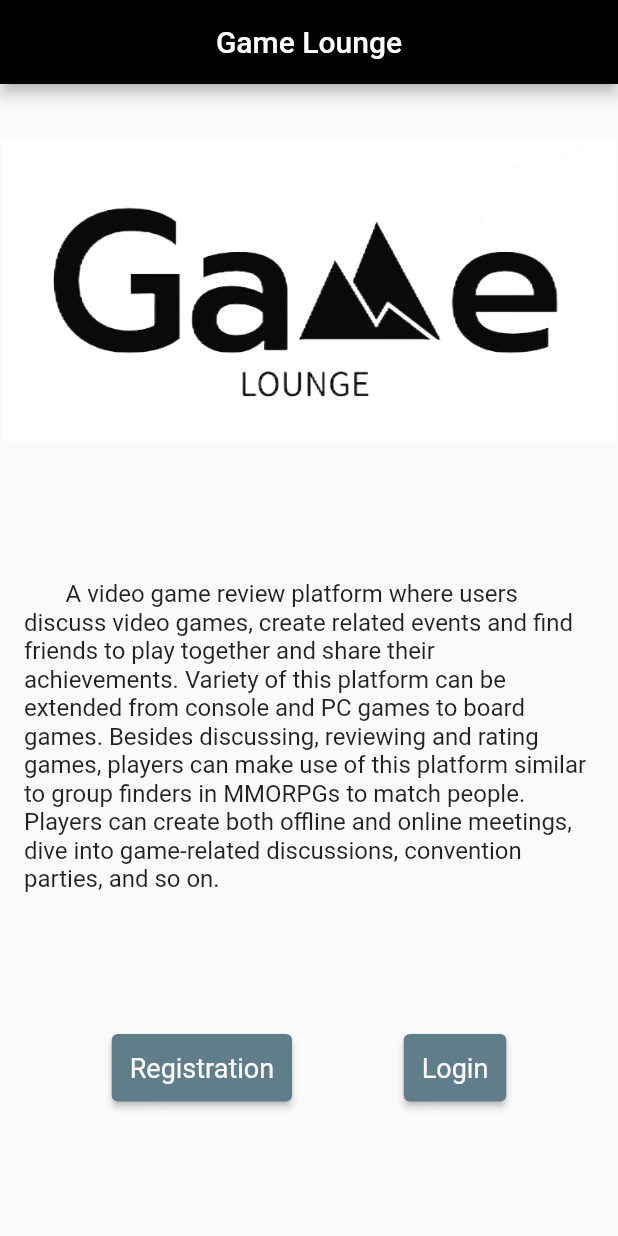
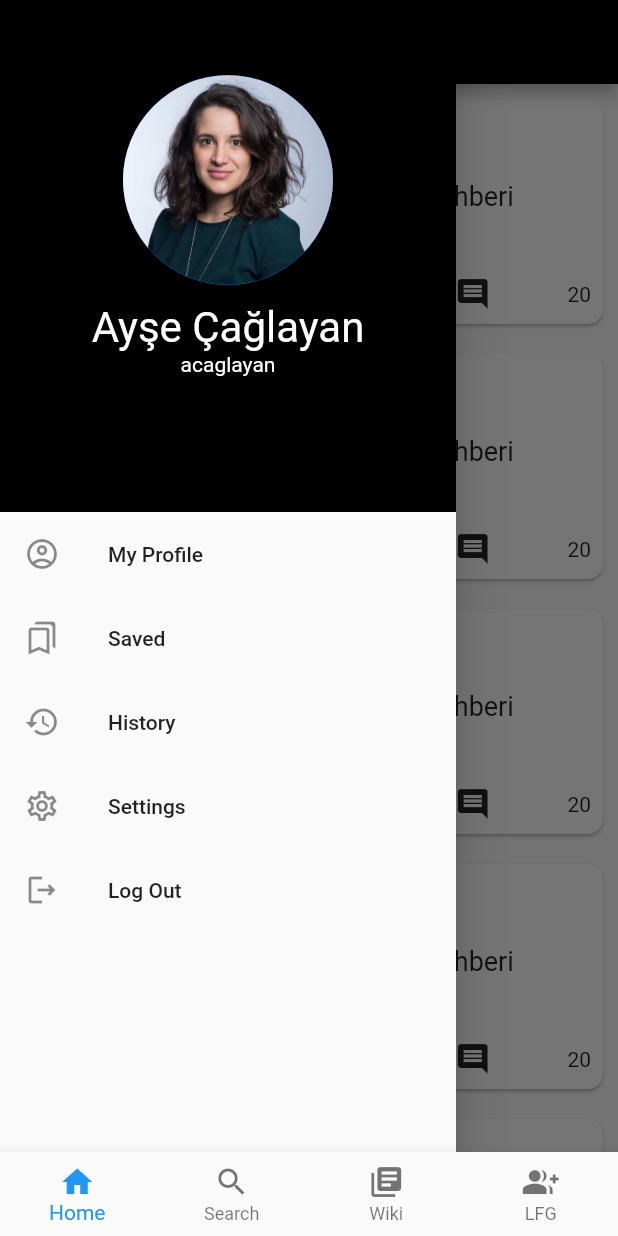
Before and after one commit to bounswe/bounswe2023group6, a Flutter app: the screen it shows after launch, with the side drawer open (before the commit the screen has no drawer), on a phone screen of 412 x 824 dp. Run offline on Flutter 3.47's test engine with Material 2 defaults, Android fonts, the light colour scheme and no system bars.

Commit message:
created home page, drawer, bottomnavbar

```diff
--- a/app/mobile/lib/main.dart
+++ b/app/mobile/lib/main.dart
@@ -1,5 +1,7 @@
 import 'package:flutter/material.dart';
-import 'presentation/pages/home_page.dart';
+import 'package:mobile/presentation/pages/home_page.dart';
+import 'package:mobile/presentation/pages/main_screen.dart';
+import 'presentation/pages/auth_page_demo.dart';
 import 'presentation/pages/registration_page.dart';
 import 'presentation/pages/login_page.dart';
 import 'presentation/widgets/app_bar_widget.dart';
@@ -24,14 +26,14 @@ class MainApp extends StatelessWidget {
       initialRoute: '/',
       // Define the routes for your app
       routes: {
-        '/': (context) => const HomePage(), // Home page
+        '/': (context) => const MainScreen(), // Home page
+        '/auth': (context) => const AuthPageDemo(),
         '/registration': (context) => RegistrationPage(),
         '/login': (context) => LoginPage(),
       },
       // Set the CustomAppBar as the app bar for all pages
       builder: (context, child) {
         return Scaffold(
-          appBar: const CustomAppBar(title: TextConstants.titleText),
           body: child,
         );
       },
--- a/app/mobile/lib/presentation/pages/home_page.dart
+++ b/app/mobile/lib/presentation/pages/home_page.dart
@@ -1,61 +1,89 @@
 import 'package:flutter/material.dart';
-import 'package:mobile/presentation/widgets/button_widget.dart';
-import '../../constants/text_constants.dart';
+import 'package:mobile/constants/text_constants.dart';
 
-class HomePage extends StatelessWidget {
+import 'package:mobile/presentation/widgets/app_bar_widget.dart';
+import 'package:mobile/presentation/widgets/drawer_widget.dart';
+
+
+class HomePage extends StatefulWidget {
   const HomePage({super.key});
 
   @override
+  State<HomePage> createState() => _HomePageState();
+}
+
+class _HomePageState extends State<HomePage> {
+  var isLoggedIn = true;
+
+  @override
   Widget build(BuildContext context) {
-    return Scaffold(
-      body: Center(
-        child: Column(
-          mainAxisAlignment: MainAxisAlignment.spaceAround,
-          children: <Widget>[
-            // First Row: Logo
-            Container(
-              width: 600,
-              height: 200,
-              decoration: const BoxDecoration(
-                image: DecorationImage(
-                  image: AssetImage('lib/assets/logo.png'),
-                ),
-              ),
-            ),
+    return  Scaffold(
+      appBar: const CustomAppBar(title: TextConstants.titleText),
+      drawer: const CustomDrawer(),
+      body:ListView(
+        children: const [
+          PostCard(),
+          PostCard(),
+          PostCard(),
+          PostCard(),
+          PostCard(),
+          PostCard(),
+        ],
+      )
+    );
+  }
+}
 
-            // Second Row: Description
-            const Padding(
-              padding: EdgeInsets.all(16.0),
-              child: Text(
-              TextConstants.descriptionText,
-              style: TextStyle(fontSize: 16),
-              ),
-            ),
 
-            // Third Row: Registration and Login Buttons
-            Padding(
-              padding: const EdgeInsets.only(bottom: 50.0), // Adjust the value as needed
-              child: Row(
-                mainAxisAlignment: MainAxisAlignment.spaceEvenly,
-                children: <Widget>[
-                  Button(
-                    label: 'Registration',
-                    onPressed: () {
-                      Navigator.pushNamed(context, '/registration');
-                    },
-                  ),
-                  Button(
-                    label: 'Login',
-                    onPressed: () {
-                      Navigator.pushNamed(context, '/login');
-                    },
+class PostCard extends StatelessWidget {
+  const PostCard({
+    super.key,
+  });
+
+  @override
+  Widget build(BuildContext context) {
+    return Card(
+      margin: const EdgeInsets.all(10),
+      shape: RoundedRectangleBorder(borderRadius: BorderRadius.circular(10)),
+      child:  const SizedBox(
+        height: 150,
+        child: Padding(
+          padding: EdgeInsets.all(8.0),
+          child: Column(
+            mainAxisAlignment: MainAxisAlignment.spaceBetween,
+            children: [
+              Row(
+                children: [
+                  Icon(Icons.verified_user_outlined),
+                  Align(
+                    alignment: Alignment.centerLeft,
+                    child: Text('Username . 8hr',style: TextStyle(fontSize: 15)),
                   ),
                 ],
               ),
-            )
-
-          ],
-        ),
+              Center(child: SizedBox()),
+              Align(
+                alignment: Alignment.topLeft,
+                child: Text("Usta oyuncudan mid line oynama rehberi fdsafdfdfdf fdf  fd fd f df d f df",style: TextStyle(fontSize: 18)),
+              ),
+              SizedBox(),
+              Row(
+                mainAxisAlignment: MainAxisAlignment.spaceBetween,
+                children: [
+                  Icon(Icons.thumb_up_alt_rounded),
+                  Align(
+                    alignment: Alignment.centerLeft,
+                    child: Text("15",style: TextStyle(fontSize: 15)),
+                  ),
+                  Icon(Icons.thumb_down_alt_rounded),
+                  Text("20"),
+                  Icon(Icons.comment),
+                  Text("20"),
+                ],
+              )
+            ]
+          ),
+        ) ,
       ),
     );
   }
--- a/app/mobile/lib/presentation/pages/login_page.dart
+++ b/app/mobile/lib/presentation/pages/login_page.dart
@@ -40,7 +40,7 @@ class _LoginPageState extends State<LoginPage> {
   @override
   Widget build(BuildContext context) {
     return Scaffold(
-      appBar: CustomAppBar(
+      appBar: const CustomAppBar(
         title: 'Login',
         showBackButton: true,
       ),
--- /dev/null
+++ b/app/mobile/lib/presentation/pages/main_screen.dart
@@ -0,0 +1,45 @@
+import 'package:flutter/material.dart';
+import 'package:mobile/presentation/pages/lfg_page.dart';
+import 'package:mobile/presentation/pages/search_page.dart';
+import 'package:mobile/presentation/pages/game_page.dart';
+import 'package:mobile/presentation/pages/home_page.dart';
+
+class MainScreen extends StatefulWidget {
+  const MainScreen({super.key});
+
+  @override
+  State<MainScreen> createState() => _MainScreenState();
+}
+
+class _MainScreenState extends State<MainScreen> {
+  int _selectedIndex = 0;
+
+  final List<Widget> _widgetOptions = <Widget>[
+    const HomePage(),
+    const SearchPage(),
+    const GamePage(),
+    const LFGPage()
+  ];
+
+  @override
+  Widget build(BuildContext context) {
+    return Scaffold(
+      bottomNavigationBar: BottomNavigationBar(
+        type: BottomNavigationBarType.fixed,
+        currentIndex: _selectedIndex,
+        items: const [
+          BottomNavigationBarItem(icon: Icon(Icons.home), label: "Home",),
+          BottomNavigationBarItem(icon: Icon(Icons.search), label: "Search"),
+          BottomNavigationBarItem(icon: Icon(Icons.library_books), label: "Wiki"),
+          BottomNavigationBarItem(icon: Icon(Icons.group_add), label: "LFG"),
+        ],
+        onTap: (index) {
+          setState(() {
+            _selectedIndex = index;
+          });
+        }
+      ),
+      body: _widgetOptions.elementAt(_selectedIndex),
+    );
+  }
+}
--- a/app/mobile/lib/presentation/widgets/app_bar_widget.dart
+++ b/app/mobile/lib/presentation/widgets/app_bar_widget.dart
@@ -8,7 +8,7 @@ class CustomAppBar extends StatelessWidget implements PreferredSizeWidget {
   const CustomAppBar({
     Key? key,
     required this.title,
-    this.showBackButton = false,
+    this.showBackButton = true,
   }) : super(key: key);
 
   @override
--- /dev/null
+++ b/app/mobile/lib/presentation/widgets/drawer_widget.dart
@@ -0,0 +1,195 @@
+import 'package:flutter/material.dart';
+
+import 'package:mobile/presentation/pages/login_page.dart';
+import 'package:mobile/presentation/pages/registration_page.dart';
+
+
+class CustomDrawer extends StatelessWidget {
+  const CustomDrawer({
+    super.key,
+  });
+
+  @override
+  Widget build(BuildContext context) {
+    return const LoggedDrawer();
+  }
+}
+
+class LoggedDrawer extends StatelessWidget {
+  const LoggedDrawer({
+    super.key,
+  });
+
+  @override
+  Widget build(BuildContext context) {
+    return Drawer(
+      child: Column(
+        crossAxisAlignment: CrossAxisAlignment.stretch,
+        children: [
+          Expanded(
+            flex: 4,
+            child: Material(
+              color: Colors.black, // This will change
+              child: InkWell(
+                child: Container(
+                  padding: EdgeInsets.only(
+                    top: MediaQuery.of(context).padding.top,
+                    bottom: 24
+                  ),
+                  child:  Column(
+                    children: [
+                      const SizedBox(height: 50 ,),
+                      CircleAvatar(
+                        radius: 70,
+                        child: ClipOval(
+                          child: Image.asset(
+                            "lib/assets/aysecaglayan.png",
+                            fit: BoxFit.cover,
+                          ),
+                        ),
+                      ),
+                      const SizedBox(height: 12,),
+                      const Text('Ayşe Çağlayan',
+                        style: TextStyle(
+                          fontSize: 28,
+                          color: Colors.white
+                        ),
+                      ),
+                      const Text('acaglayan',
+                        style: TextStyle(
+                            fontSize: 14,
+                            color: Colors.white
+                        ),
+                      ),
+                    ],
+                  ),
+                ),
+              )
+            ),
+          ),
+          const Expanded(
+            flex: 5,
+            child: Column(
+              children: [
+                ListTile(
+                  leading: Icon(Icons.account_circle_outlined),
+                  title: Text('My Profile'),
+                ),
+                ListTile(
+                  leading: Icon(Icons.bookmarks_outlined),
+                  title: Text('Saved'),
+                ),
+                ListTile(
+                  leading: Icon(Icons.history),
+                  title: Text('History'),
+
+                ),
+                ListTile(
+                  leading: Icon(Icons.settings_outlined),
+                  title: Text('Settings'),
+                ),
+                ListTile(
+                  leading: Icon(Icons.logout_outlined),
+                  title: Text('Log Out'),
+                ),
+              ],
+            ),
+          )
+        ],
+      ),
+    );
+  }
+}
+
+
+
+class GuestDrawer extends StatelessWidget {
+  const GuestDrawer({
+    super.key,
+  });
+
+  @override
+  Widget build(BuildContext context) {
+    return Drawer(
+      child: Column(
+        crossAxisAlignment: CrossAxisAlignment.stretch,
+        children: [
+          Expanded(
+            flex: 4,
+            child: Material(
+              color: Colors.black, // This will change
+              child: InkWell(
+                child: Container(
+                  padding: EdgeInsets.only(
+                    top: MediaQuery.of(context).padding.top,
+                    bottom: 24
+                  ),
+                  child: const Column(
+                    children: [
+                      SizedBox(height: 50 ,),
+                      CircleAvatar(
+                        backgroundColor: Colors.black,
+                        radius: 60,
+                        child: Icon(
+                          Icons.account_circle,
+                          size: 130,
+                          color: Colors.white,
+                        ),
+                      ),
+                      SizedBox(height: 12,),
+                      Text('Guest',
+                        style: TextStyle(
+                          fontSize: 28,
+                          color: Colors.white
+                        ),
+                      ),
+                      Center(
+                        child: SizedBox(
+                          width: 250,
+                          child: Center(
+                            child: Text('Sign up to share your experience, customize your feed, edit game pages, find game friends, and more! ',
+                              style: TextStyle(
+
+                                  fontSize: 14,
+                                  color: Colors.white
+                              ),
+                              textAlign: TextAlign.center,
+
+                            ),
+                          ),
+                        ),
+                      ),
+                    ],
+                  ),
+                ),
+              )
+            ),
+          ),
+          Expanded(
+            flex: 5,
+            child: Column(
+              children: [
+                ListTile(
+                  leading: const Icon(Icons.person_outlined),
+                  title: const Text('Login'),
+                  onTap: (){
+                    Navigator.pop(context);
+                    Navigator.push(context, MaterialPageRoute(builder: (context) => LoginPage()),);
+                  },
+                ),
+                ListTile(
+                  leading: const Icon(Icons.person_add_alt_1_outlined),
+                  title: const Text('Sign Up'),
+                  onTap: (){
+                    Navigator.pop(context);
+                    Navigator.push(context, MaterialPageRoute(builder: (context) => RegistrationPage()),);
+                  },
+                ),
+              ],
+            ),
+          )
+        ],
+      ),
+    );
+  }
+}
--- a/app/mobile/pubspec.yaml
+++ b/app/mobile/pubspec.yaml
@@ -20,3 +20,4 @@ flutter:
   uses-material-design: true
   assets:
     - lib/assets/logo.png
+    - lib/assets/aysecaglayan.png
```
Also changed, not shown: app/mobile/lib/presentation/pages/auth_page_demo.dart (added, +62 -0 lines), app/mobile/lib/presentation/pages/game_page.dart (added, +67 -0 lines), app/mobile/lib/presentation/pages/lfg_page.dart (added, +16 -0 lines), app/mobile/lib/presentation/pages/search_page.dart (added, +31 -0 lines), app/mobile/lib/assets/aysecaglayan.png (added).
